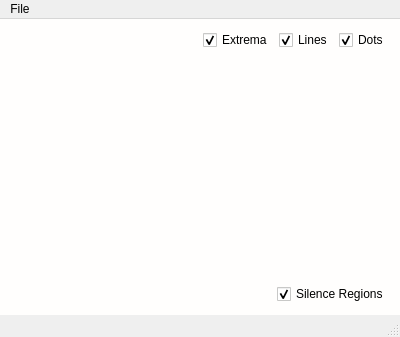
Above: mainwindow.ui from jarnoharno/wavetag before the change. Below: the same form after it.
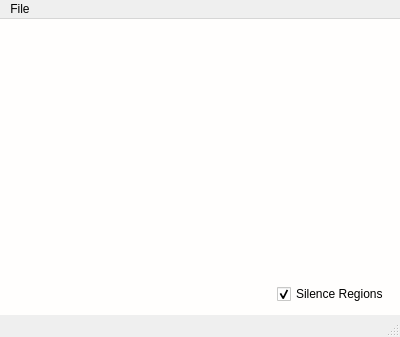
That is the form after the change. Custom widgets are drawn as their Qt base class.

```diff
--- a/mainwindow.ui
+++ b/mainwindow.ui
@@ -83,54 +83,7 @@
    </property>
    <layout class="QVBoxLayout" name="verticalLayout" stretch="0">
     <item>
-     <layout class="QVBoxLayout" name="vertical" stretch="0,0,0">
-      <item>
-       <layout class="QHBoxLayout" name="horizontal">
-        <item>
-         <spacer name="horizontalSpacer">
-          <property name="orientation">
-           <enum>Qt::Horizontal</enum>
-          </property>
-          <property name="sizeHint" stdset="0">
-           <size>
-            <width>40</width>
-            <height>20</height>
-           </size>
-          </property>
-         </spacer>
-        </item>
-        <item>
-         <widget class="QCheckBox" name="extrema">
-          <property name="text">
-           <string>Extrema</string>
-          </property>
-          <property name="checked">
-           <bool>true</bool>
-          </property>
-         </widget>
-        </item>
-        <item>
-         <widget class="QCheckBox" name="lines">
-          <property name="text">
-           <string>Lines</string>
-          </property>
-          <property name="checked">
-           <bool>true</bool>
-          </property>
-         </widget>
-        </item>
-        <item>
-         <widget class="QCheckBox" name="dots">
-          <property name="text">
-           <string>Dots</string>
-          </property>
-          <property name="checked">
-           <bool>true</bool>
-          </property>
-         </widget>
-        </item>
-       </layout>
-      </item>
+     <layout class="QVBoxLayout" name="vertical" stretch="0,0">
       <item>
        <spacer name="verticalSpacer">
         <property name="orientation">
```
